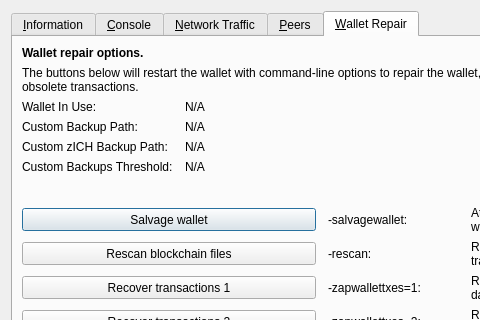
This is src/qt/forms/rpcconsole.ui in LordSoylent/ICHIBA as Qt 5 draws it before an edit; both pictures show x 0 to 480 and y 0 to 320 of the 769 by 485 pixel window. The edited form follows.
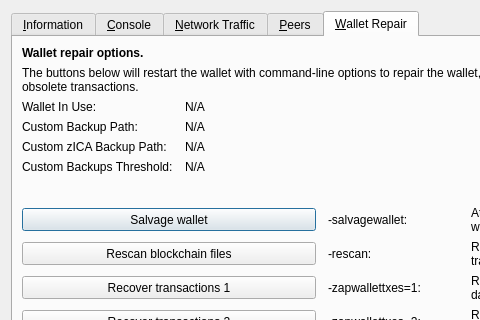
This is the edited form. The open tabs and pages were chosen to show the change. Icons and pictures are not drawn. Custom widgets are drawn as their Qt base class.

```diff
--- a/src/qt/forms/rpcconsole.ui
+++ b/src/qt/forms/rpcconsole.ui
@@ -1328,7 +1328,7 @@
        <item row="4" column="0">
         <widget class="QLabel" name="wallet_customzichbackuppath_label">
          <property name="text">
-          <string>Custom zICH Backup Path:</string>
+          <string>Custom zICA Backup Path:</string>
          </property>
          <property name="visible">
           <bool>false</bool>
```
Left out of the diff: 4 changed lines with no effect on the pictures.
